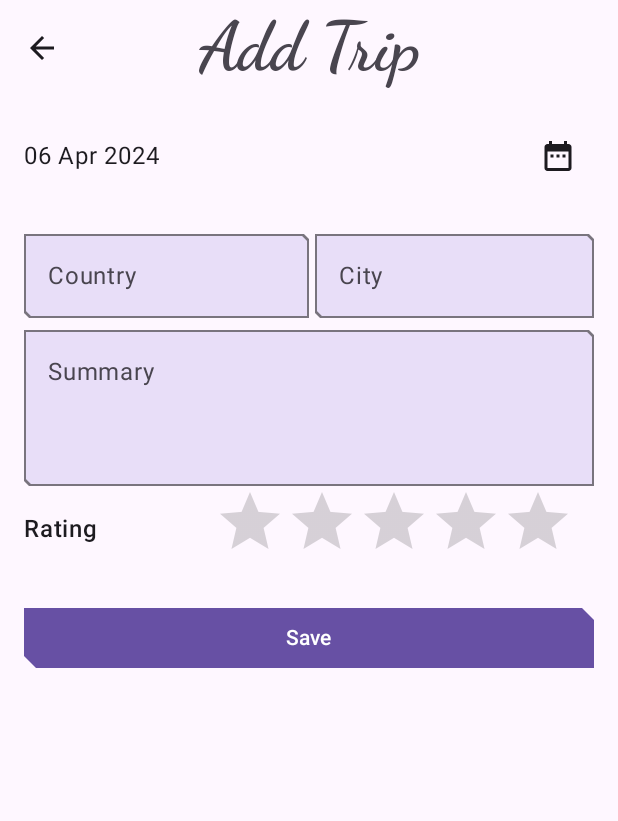
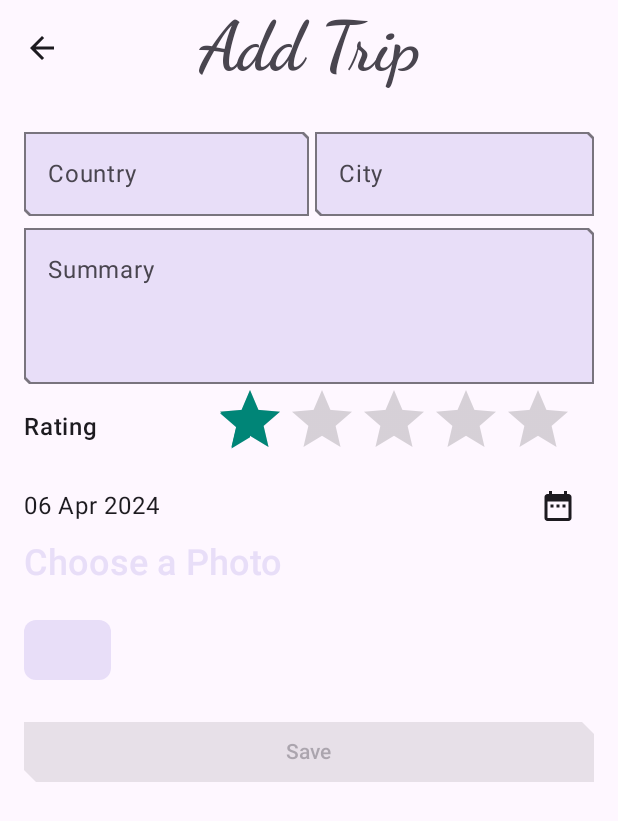
Before and after one commit to YahefuYusufu/LovelyTrip, an Android app built with Jetpack Compose: the ItemEntryScreen screen opened through its navigation route, on a phone screen of 412 x 824 dp. Shown: the top 821 px of the screen. Run offline under Robolectric (Android 15) with nearby library versions, the phone set to English and light mode, and no system bars.

Commit message:
edit screen still have problem

```diff
--- a/app/build.gradle.kts
+++ b/app/build.gradle.kts
@@ -82,4 +82,6 @@ dependencies {
     // Implementing the `core` module is mandatory for using other use cases.
     implementation("com.maxkeppeler.sheets-compose-dialogs:core:1.0.2")
     implementation("com.maxkeppeler.sheets-compose-dialogs:calendar:1.0.2")
+
+    implementation(libs.coll.compose)
 }
--- a/app/src/main/java/com/example/inventory/ui/AppViewModelProvider.kt
+++ b/app/src/main/java/com/example/inventory/ui/AppViewModelProvider.kt
@@ -21,29 +21,29 @@ object AppViewModelProvider {
         initializer {
             ItemEditViewModel(
                 this.createSavedStateHandle(),
-                inventoryApplication().container.itemsRepository
+                lovelyTripApplication().container.itemsRepository
             )
         }
         // Initializer for ItemEntryViewModel
         initializer {
-            ItemEntryViewModel(inventoryApplication().container.itemsRepository)
+            ItemEntryViewModel(lovelyTripApplication().container.itemsRepository)
         }
 
         // Initializer for ItemDetailsViewModel
         initializer {
             ItemDetailsViewModel(
                 this.createSavedStateHandle(),
-                inventoryApplication().container.itemsRepository
+                lovelyTripApplication().container.itemsRepository
             )
         }
 
         // Initializer for HomeViewModel
         initializer {
-            HomeViewModel(inventoryApplication().container.itemsRepository)
+            HomeViewModel(lovelyTripApplication().container.itemsRepository)
         }
     }
 }
 
 
-fun CreationExtras.inventoryApplication(): LovelyTripApplication =
+fun CreationExtras.lovelyTripApplication(): LovelyTripApplication =
     (this[AndroidViewModelFactory.APPLICATION_KEY] as LovelyTripApplication)
--- a/app/src/main/java/com/example/inventory/ui/navigation/InventoryNavGraph.kt
+++ b/app/src/main/java/com/example/inventory/ui/navigation/InventoryNavGraph.kt
@@ -48,10 +48,8 @@ fun NavHost(
                 type = NavType.IntType
             })
         ) {
-            ItemDetailsScreen(
-                navigateToEditItem = { navController.navigate("${ItemEditDestination.route}/$it") },
-                navigateBack = { navController.navigateUp() }
-            )
+           ItemDetailsScreen(navigateToEditItem = { navController.navigate("${ItemEditDestination.route}/$it")},
+               navigateBack = { navController.navigateUp()})
         }
         composable(
             route = ItemEditDestination.routeWithArgs,
--- a/app/src/main/java/com/example/inventory/ui/screens/ItemEntryScreen.kt
+++ b/app/src/main/java/com/example/inventory/ui/screens/ItemEntryScreen.kt
@@ -5,13 +5,18 @@ package com.example.inventory.ui.screens
 import androidx.compose.foundation.layout.Arrangement
 import androidx.compose.foundation.layout.Column
 import androidx.compose.foundation.layout.Row
+import androidx.compose.foundation.layout.Spacer
 import androidx.compose.foundation.layout.fillMaxWidth
 import androidx.compose.foundation.layout.padding
+import androidx.compose.foundation.layout.size
 import androidx.compose.foundation.rememberScrollState
+import androidx.compose.foundation.shape.RoundedCornerShape
 import androidx.compose.foundation.verticalScroll
 import androidx.compose.material.icons.Icons
+import androidx.compose.material.icons.filled.Add
 import androidx.compose.material.icons.filled.DateRange
 import androidx.compose.material3.Button
+import androidx.compose.material3.ButtonDefaults
 import androidx.compose.material3.ExperimentalMaterial3Api
 import androidx.compose.material3.Icon
 import androidx.compose.material3.IconButton
@@ -29,10 +34,15 @@ import androidx.compose.runtime.saveable.rememberSaveable
 import androidx.compose.runtime.setValue
 import androidx.compose.ui.Alignment
 import androidx.compose.ui.Modifier
+import androidx.compose.ui.graphics.Color
+import androidx.compose.ui.graphics.Shape
 import androidx.compose.ui.res.dimensionResource
 import androidx.compose.ui.res.stringResource
+import androidx.compose.ui.text.TextStyle
+import androidx.compose.ui.text.font.FontWeight
 import androidx.compose.ui.tooling.preview.Preview
 import androidx.compose.ui.unit.dp
+import androidx.compose.ui.unit.sp
 import androidx.lifecycle.viewmodel.compose.viewModel
 import com.example.inventory.TopAppBar
 import com.example.inventory.R
@@ -89,7 +99,6 @@ fun ItemEntryScreen(
     }
 }
 
-@OptIn(ExperimentalMaterial3Api::class)
 @Composable
 fun ItemEntryBody(
     itemUiState: ItemUiState,
@@ -97,16 +106,102 @@ fun ItemEntryBody(
     onSaveClick: () -> Unit,
     modifier: Modifier = Modifier,
 ) {
+
+
+    Column(
+        modifier = modifier.padding(dimensionResource(id = R.dimen.padding_medium)),
+        verticalArrangement = Arrangement.spacedBy(dimensionResource(id = R.dimen.padding_large))
+    ) {
+
+        ItemInputForm(
+            itemDetails = itemUiState.itemDetails,
+            onValueChange = onItemValueChange,
+            modifier = Modifier.fillMaxWidth()
+        )
+        Button(
+            onClick = onSaveClick,
+            enabled = itemUiState.isEntryValid,
+            shape = MaterialTheme.shapes.small,
+            modifier = Modifier.fillMaxWidth()
+        ) {
+            Text(text = stringResource(R.string.save_action))
+        }
+    }
+}
+
+
+
+@OptIn(ExperimentalMaterial3Api::class)
+@Composable
+fun ItemInputForm(
+    itemDetails: ItemDetails,
+    modifier: Modifier = Modifier,
+    onValueChange: (ItemDetails) -> Unit = {},
+    enabled: Boolean = true
+) {
     var isDataPickerDialogOpen by rememberSaveable  { mutableStateOf(false) }
     val datePickerState = rememberDatePickerState(
         initialSelectedDateMillis = Instant.now().toEpochMilli()
     )
     val selectedDate = datePickerState.selectedDateMillis ?: System.currentTimeMillis()
+    Column(
+        modifier = Modifier.fillMaxWidth(),
+        horizontalAlignment = Alignment.CenterHorizontally
+    ){
+        Row(
+            modifier = Modifier.fillMaxWidth(),
+            horizontalArrangement = Arrangement.SpaceBetween
+        ){
+            OutlinedTextField(
+                value = itemDetails.country,
+                onValueChange = {newCountry -> onValueChange(itemDetails.copy(country = newCountry)) },
+                label = { Text(stringResource(R.string.country)) },
+                colors = OutlinedTextFieldDefaults.colors(
+                    focusedContainerColor = MaterialTheme.colorScheme.secondaryContainer,
+                    unfocusedContainerColor = MaterialTheme.colorScheme.secondaryContainer,
+                    disabledContainerColor = MaterialTheme.colorScheme.secondaryContainer,
+                ),
+                modifier = Modifier.weight(1f),
+                enabled = enabled,
+                singleLine = true
+            )
+            OutlinedTextField(
+                value = itemDetails.city,
+                onValueChange = { newCity -> onValueChange(itemDetails.copy(city = newCity)) },
+                label = { Text(stringResource(R.string.city)) },
+                colors = OutlinedTextFieldDefaults.colors(
+                    focusedContainerColor = MaterialTheme.colorScheme.secondaryContainer,
+                    unfocusedContainerColor = MaterialTheme.colorScheme.secondaryContainer,
+                    disabledContainerColor = MaterialTheme.colorScheme.secondaryContainer,
+                ),
+                modifier = Modifier
+                    .weight(1f)
+                    .padding(start = 4.dp)
+                ,
+                enabled = enabled,
+                singleLine = true
+            )
+        }
+        OutlinedTextField(
+            value = itemDetails.summary,
+            onValueChange = { newSummary -> onValueChange(itemDetails.copy(summary = newSummary)) },
+            label = { Text(stringResource(R.string.summary)) },
+            minLines = 3,
+            maxLines = 5,
+            colors = OutlinedTextFieldDefaults.colors(
+                focusedContainerColor = MaterialTheme.colorScheme.secondaryContainer,
+                unfocusedContainerColor = MaterialTheme.colorScheme.secondaryContainer,
+                disabledContainerColor = MaterialTheme.colorScheme.secondaryContainer,
+            ),
+            modifier = Modifier.fillMaxWidth(),
+            enabled = enabled,
+            singleLine = false,
+        )
+        RatingInputRow(
+            rating = itemDetails.rating,
+            onRatingChange = {newRating -> onValueChange(itemDetails.copy(rating = newRating ))} )
 
-    Column(
-        modifier = modifier.padding(dimensionResource(id = R.dimen.padding_medium)),
-        verticalArrangement = Arrangement.spacedBy(dimensionResource(id = R.dimen.padding_large))
-    ) {
+        //Date Picker
         ItemDatePicker(
             state = datePickerState,
             isOpen = isDataPickerDialogOpen,
@@ -114,7 +209,7 @@ fun ItemEntryBody(
                 isDataPickerDialogOpen = false
             },
             onConfirmButtonClicked = {
-                onItemValueChange(itemUiState.itemDetails.copy(addedDate = selectedDate))
+                onValueChange(itemDetails.copy(addedDate = selectedDate))
                 isDataPickerDialogOpen = false
 
             }
@@ -140,85 +235,35 @@ fun ItemEntryBody(
                 )
             }
         }
-        ItemInputForm(
-            itemDetails = itemUiState.itemDetails,
-            onValueChange = onItemValueChange,
-            modifier = Modifier.fillMaxWidth()
-        )
-        Button(
-            onClick = onSaveClick,
-            shape = MaterialTheme.shapes.small,
-            modifier = Modifier.fillMaxWidth()
-        ) {
-            Text(text = stringResource(R.string.save_action))
-        }
+
+        //Image Picker
+       Column(
+           modifier = Modifier.fillMaxWidth()
+       ) {
+           Text(
+               text = "Choose a Photo",
+               style = TextStyle(
+                   fontSize = 24.sp,
+                   fontWeight = FontWeight.Medium,
+                   color = MaterialTheme.colorScheme.secondaryContainer
+               )
+           )
+           Spacer(modifier = Modifier.size(20.dp))
+
+           Button(
+
+               modifier = Modifier,
+               shape = RoundedCornerShape(8.dp),
+               colors = ButtonDefaults.buttonColors(
+                   containerColor = MaterialTheme.colorScheme.secondaryContainer,
+                   contentColor = MaterialTheme.colorScheme.onSecondary
+               ),
+               onClick = { /*TODO*/ }
+               ) {
+
+           }
+       }
     }
-}
-
-
-
-@Composable
-fun ItemInputForm(
-    itemDetails: ItemDetails,
-    modifier: Modifier = Modifier,
-    onValueChange: (ItemDetails) -> Unit = {},
-    enabled: Boolean = true
-) {
-    Column {
-        Row(
-            modifier = Modifier.fillMaxWidth(),
-            horizontalArrangement = Arrangement.SpaceBetween
-        ){
-            OutlinedTextField(
-                value = itemDetails.country,
-                onValueChange = { onValueChange(itemDetails.copy(country = it)) },
-                label = { Text(stringResource(R.string.country)) },
-                colors = OutlinedTextFieldDefaults.colors(
-                    focusedContainerColor = MaterialTheme.colorScheme.secondaryContainer,
-                    unfocusedContainerColor = MaterialTheme.colorScheme.secondaryContainer,
-                    disabledContainerColor = MaterialTheme.colorScheme.secondaryContainer,
-                ),
-                modifier = Modifier.weight(1f),
-                enabled = enabled,
-                singleLine = true
-            )
-            OutlinedTextField(
-                value = itemDetails.city,
-                onValueChange = { onValueChange(itemDetails.copy(city = it)) },
-                label = { Text(stringResource(R.string.city)) },
-                colors = OutlinedTextFieldDefaults.colors(
-                    focusedContainerColor = MaterialTheme.colorScheme.secondaryContainer,
-                    unfocusedContainerColor = MaterialTheme.colorScheme.secondaryContainer,
-                    disabledContainerColor = MaterialTheme.colorScheme.secondaryContainer,
-                ),
-                modifier = Modifier
-                    .weight(1f)
-                    .padding(start = 4.dp)
-                ,
-                enabled = enabled,
-                singleLine = true
-            )
-        }
-        OutlinedTextField(
-            value = itemDetails.summary,
-            onValueChange = { onValueChange(itemDetails.copy(summary = it)) },
-            label = { Text(stringResource(R.string.summary)) },
-            minLines = 3,
-            maxLines = 5,
-            colors = OutlinedTextFieldDefaults.colors(
-                focusedContainerColor = MaterialTheme.colorScheme.secondaryContainer,
-                unfocusedContainerColor = MaterialTheme.colorScheme.secondaryContainer,
-                disabledContainerColor = MaterialTheme.colorScheme.secondaryContainer,
-            ),
-            modifier = Modifier.fillMaxWidth(),
-            enabled = enabled,
-            singleLine = false,
-        )
-        RatingInputRow(
-            rating = itemDetails.rating,
-            onRatingChange = {rating -> onValueChange(itemDetails.copy(rating = rating ))} )
-    }
-
 }
 
 @Preview(showBackground = true)
@@ -232,67 +277,3 @@ private fun ItemEntryScreenPreview() {
         ), onItemValueChange = {}, onSaveClick = {})
     }
 }
-
-
-
-//@Composable
-//fun ItemInputForm(
-//    itemDetails: ItemDetails,
-//    modifier: Modifier = Modifier,
-//    onValueChange: (ItemDetails) -> Unit = {},
-////    enabled: Boolean = true
-//) {
-//    Column(
-//        modifier = modifier,
-//        verticalArrangement = Arrangement.spacedBy(dimensionResource(id = R.dimen.padding_medium))
-//    ) {
-//        OutlinedTextField(
-//            value = itemDetails.name,
-//            onValueChange = { onValueChange(itemDetails.copy(name = it)) },
-//            label = { Text(stringResource(R.string.item_name_req)) },
-//            colors = OutlinedTextFieldDefaults.colors(
-//                focusedContainerColor = MaterialTheme.colorScheme.secondaryContainer,
-//                unfocusedContainerColor = MaterialTheme.colorScheme.secondaryContainer,
-//                disabledContainerColor = MaterialTheme.colorScheme.secondaryContainer,
-//            ),
-//            modifier = Modifier.fillMaxWidth(),
-////            enabled = enabled,
-//            singleLine = true
-//        )
-//        OutlinedTextField(
-//            value = itemDetails.price,
-//            onValueChange = { onValueChange(itemDetails.copy(price = it)) },
-//            keyboardOptions = KeyboardOptions(keyboardType = KeyboardType.Decimal),
-//            label = { Text(stringResource(R.string.item_price_req)) },
-//            colors = OutlinedTextFieldDefaults.colors(
-//                focusedContainerColor = MaterialTheme.colorScheme.secondaryContainer,
-//                unfocusedContainerColor = MaterialTheme.colorScheme.secondaryContainer,
-//                disabledContainerColor = MaterialTheme.colorScheme.secondaryContainer,
-//            ),
-//            leadingIcon = { Text(Currency.getInstance(Locale.getDefault()).symbol) },
-//            modifier = Modifier.fillMaxWidth(),
-////            enabled = enabled,
-//            singleLine = true
-//        )
-//        OutlinedTextField(
-//            value = itemDetails.quantity,
-//            onValueChange = { onValueChange(itemDetails.copy(quantity = it)) },
-//            keyboardOptions = KeyboardOptions(keyboardType = KeyboardType.Number),
-//            label = { Text(stringResource(R.string.quantity_req)) },
-//            colors = OutlinedTextFieldDefaults.colors(
-//                focusedContainerColor = MaterialTheme.colorScheme.secondaryContainer,
-//                unfocusedContainerColor = MaterialTheme.colorScheme.secondaryContainer,
-//                disabledContainerColor = MaterialTheme.colorScheme.secondaryContainer,
-//            ),
-//            modifier = Modifier.fillMaxWidth(),
-////            enabled = enabled,
-//            singleLine = true
-//        )
-////        if (enabled) {
-////            Text(
-////                text = stringResource(R.string.required_fields),
-////                modifier = Modifier.padding(start = dimensionResource(id = R.dimen.padding_medium))
-////            )
-////        }
-//    }
-//}
--- a/app/src/main/java/com/example/inventory/ui/viewModels/ItemEntryViewModel.kt
+++ b/app/src/main/java/com/example/inventory/ui/viewModels/ItemEntryViewModel.kt
@@ -15,18 +15,23 @@ class ItemEntryViewModel(private val itemsRepository: ItemsRepository) : ViewMod
 
     fun updateUiState(itemDetails: ItemDetails) {
         itemUiState =
-            ItemUiState(itemDetails = itemDetails)
+            ItemUiState(itemDetails = itemDetails, isEntryValid = validateInput(itemDetails))
     }
 
     suspend fun saveItem() {
-
         itemsRepository.insertItem(itemUiState.itemDetails.toItem())
     }
 
+    private fun validateInput(uiState: ItemDetails = itemUiState.itemDetails): Boolean {
+        return with(uiState) {
+            country.isNotBlank() && city.isNotBlank() && summary.isNotBlank()
+        }
+    }
 }
 
     data class ItemUiState(
         val itemDetails: ItemDetails = ItemDetails(),
+        val isEntryValid: Boolean = false
     )
 
     data class ItemDetails(
@@ -34,8 +39,8 @@ class ItemEntryViewModel(private val itemsRepository: ItemsRepository) : ViewMod
         val country: String = "",
         val city: String = "",
         val summary: String = "",
-        var addedDate: Long = System.currentTimeMillis(),
-        var rating: Int = 0
+        var addedDate: Long = System.currentTimeMillis() ,
+        var rating: Int = 1
     )
 
     fun ItemDetails.toItem(): Item = Item(
@@ -51,8 +56,9 @@ class ItemEntryViewModel(private val itemsRepository: ItemsRepository) : ViewMod
     /**
      * Extension function to convert [Item] to [ItemUiState]
      */
-    fun Item.toItemUiState(): ItemUiState = ItemUiState(
+    fun Item.toItemUiState(isEntryValid: Boolean = false): ItemUiState = ItemUiState(
         itemDetails = this.toItemDetails(),
+        isEntryValid = isEntryValid
     )
 
     fun Item.toItemDetails(): ItemDetails = ItemDetails(
--- a/gradle/libs.versions.toml
+++ b/gradle/libs.versions.toml
@@ -1,5 +1,6 @@
 [versions]
 agp = "8.3.1"
+collCompose = "2.2.0"
 coreKtxVersion = "1.10.1"
 coreSplashscreen = "1.0.1"
 kotlin = "1.9.0"
@@ -21,6 +22,7 @@ androidx-lifecycle-viewmodel-compose = { module = "androidx.lifecycle:lifecycle-
 androidx-navigation-compose = { module = "androidx.navigation:navigation-compose", version.ref = "navigationCompose" }
 androidx-room-ktx = { module = "androidx.room:room-ktx", version.ref = "roomRuntime" }
 androidx-room-runtime = { module = "androidx.room:room-runtime", version.ref = "roomRuntime" }
+coll-compose = { module = "io.coil-kt:coll-compose", version.ref = "collCompose" }
 junit = { group = "junit", name = "junit", version.ref = "junit" }
 androidx-junit = { group = "androidx.test.ext", name = "junit", version.ref = "junitVersion" }
 androidx-espresso-core = { group = "androidx.test.espresso", name = "espresso-core", version.ref = "espressoCore" }
```
Also changed, not shown: app/src/main/java/com/example/inventory/ui/screens/ItemDetailsScreen.kt (+22 -1 lines), app/src/main/java/com/example/inventory/ui/screens/ItemEditScreen.kt (+6 -6 lines), app/src/main/java/com/example/inventory/ui/viewModels/ItemDetailsViewModel.kt (+2 -6 lines), app/src/main/java/com/example/inventory/ui/viewModels/ItemEditViewModel.kt (+13 -9 lines).
